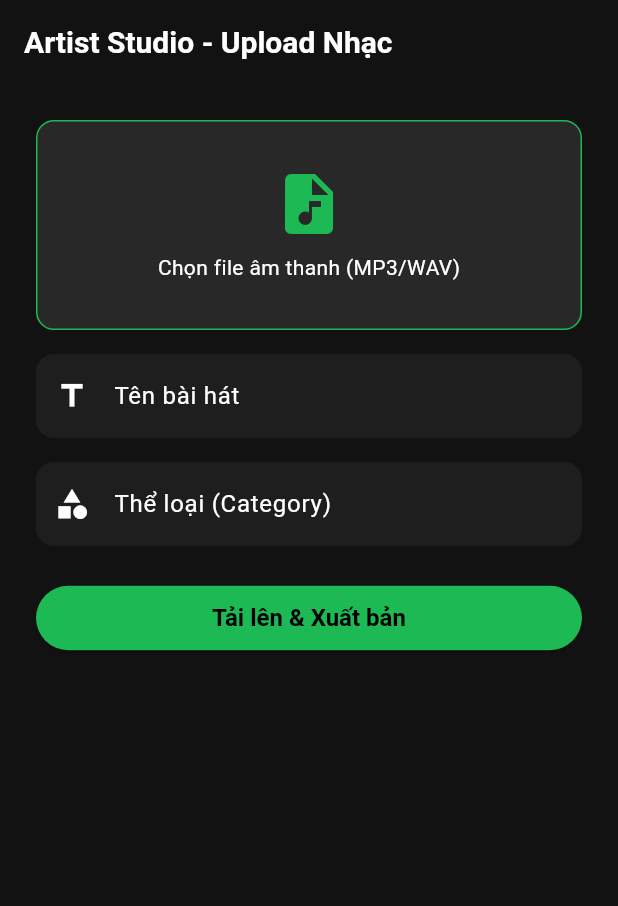
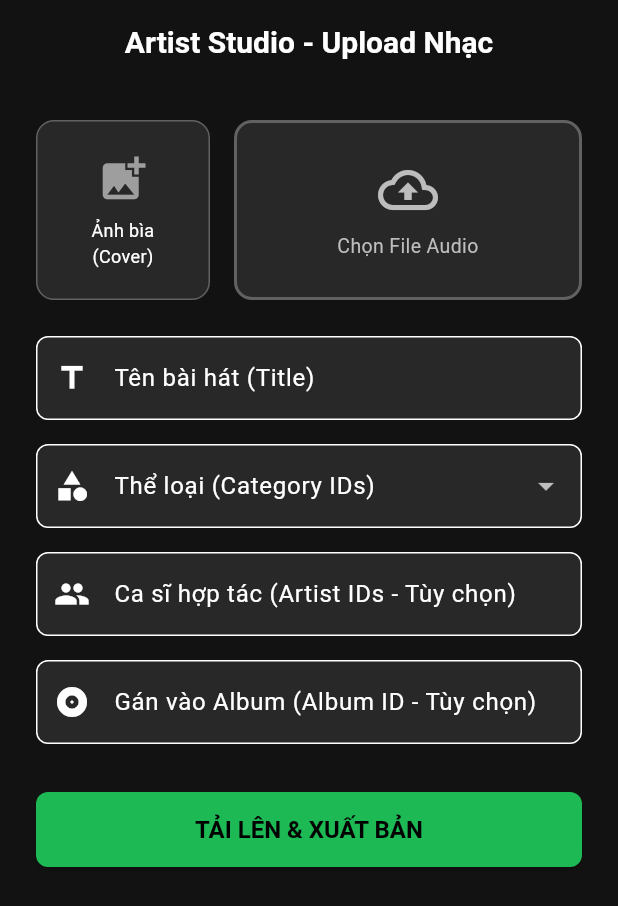
Before and after one commit to whimsical-word/music4_mobile, a Flutter app: the UploadTrackScreen screen opened by its route, on a phone screen of 412 x 824 dp. Shown: the top 906 px of the screen. Run offline on Flutter 3.47's test engine with Material 3 defaults, Android fonts, the phone set to English and light mode, and no system bars; our stand-ins replace dio, flutter_riverpod, flutter_secure_storage, go_router, pretty_dio_logger, shimmer; accounts and stored records are empty.

Commit message:
[CE190036] feat(upload): build track upload form aligned with backend TrackUploadDTO

```diff
--- a/lib/features/upload/presentation/screens/upload_track_screen.dart
+++ b/lib/features/upload/presentation/screens/upload_track_screen.dart
@@ -1,54 +1,132 @@
 import 'package:flutter/material.dart';
 import '../../../../core/theme/app_colors.dart';
+import '../widgets/file_picker_area.dart';
+import '../widgets/upload_form_fields.dart';
 
-class UploadTrackScreen extends StatelessWidget {
+class UploadTrackScreen extends StatefulWidget {
   const UploadTrackScreen({super.key});
+
+  @override
+  State<UploadTrackScreen> createState() => _UploadTrackScreenState();
+}
+
+class _UploadTrackScreenState extends State<UploadTrackScreen> {
+  final TextEditingController _titleController = TextEditingController();
+  final TextEditingController _albumController = TextEditingController();
+  final TextEditingController _collabArtistsController = TextEditingController();
+
+  bool _isUploading = false;
+  double _uploadProgress = 0.0;
+  bool _isAudioSelected = false;
+  bool _isCoverSelected = false;
+
+  String? _selectedCategory;
+  final List<String> _categories = ['Pop (1)', 'Rock (2)', 'Hip-Hop (3)', 'Acoustic (4)'];
+
+  @override
+  void dispose() {
+    _titleController.dispose();
+    _albumController.dispose();
+    _collabArtistsController.dispose();
+    super.dispose();
+  }
+
+  void _simulateUpload() {
+    if (!_isAudioSelected || !_isCoverSelected) {
+      ScaffoldMessenger.of(context).showSnackBar(
+        const SnackBar(content: Text('Vui lòng chọn đủ File Âm thanh và Ảnh bìa!')),
+      );
+      return;
+    }
+    if (_titleController.text.trim().isEmpty || _selectedCategory == null) {
+      ScaffoldMessenger.of(context).showSnackBar(
+        const SnackBar(content: Text('Vui lòng nhập Tên bài hát và Thể loại!')),
+      );
+      return;
+    }
+
+    setState(() {
+      _isUploading = true;
+      _uploadProgress = 0.0;
+    });
+
+    Future(() async {
+      for (int i = 1; i <= 100; i += 5) {
+        await Future.delayed(const Duration(milliseconds: 150));
+        if (mounted) setState(() => _uploadProgress = i / 100.0);
+      }
+      if (mounted) {
+        setState(() {
+          _isUploading = false;
+          _isAudioSelected = false;
+          _isCoverSelected = false;
+          _titleController.clear();
+          _albumController.clear();
+          _collabArtistsController.clear();
+          _selectedCategory = null;
+        });
+        ScaffoldMessenger.of(context).showSnackBar(
+          const SnackBar(content: Text('Tải lên thành công! Bài hát đang chờ duyệt.')),
+        );
+      }
+    });
+  }
 
   @override
   Widget build(BuildContext context) {
     return Scaffold(
-      appBar: AppBar(title: const Text('Artist Studio - Upload Nhạc')),
+      appBar: AppBar(
+        title: const Text('Artist Studio - Upload Nhạc'),
+        centerTitle: true,
+      ),
       body: SingleChildScrollView(
         padding: const EdgeInsets.all(24.0),
         child: Column(
           crossAxisAlignment: CrossAxisAlignment.stretch,
           children: [
-            Container(
-              height: 140,
-              decoration: BoxDecoration(
-                border: Border.all(color: AppColors.primary, style: BorderStyle.solid),
-                borderRadius: BorderRadius.circular(12),
-                color: AppColors.card,
-              ),
-              child: const Center(
-                child: Column(
-                  mainAxisAlignment: MainAxisAlignment.center,
-                  children: [
-                    Icon(Icons.audio_file, size: 48, color: AppColors.primary),
-                    SizedBox(height: 8),
-                    Text('Chọn file âm thanh (MP3/WAV)'),
-                  ],
+            FilePickerArea(
+              isUploading: _isUploading,
+              isCoverSelected: _isCoverSelected,
+              isAudioSelected: _isAudioSelected,
+              onCoverTap: () => setState(() => _isCoverSelected = !_isCoverSelected),
+              onAudioTap: () => setState(() => _isAudioSelected = !_isAudioSelected),
+            ),
+            const SizedBox(height: 24),
+
+            if (_isUploading) ...[
+              const Text('Đang đẩy 2 files lên AWS S3...', style: TextStyle(color: AppColors.textSecondary, fontSize: 14)),
+              const SizedBox(height: 8),
+              LinearProgressIndicator(value: _uploadProgress, backgroundColor: AppColors.divider, color: AppColors.primary, minHeight: 8, borderRadius: BorderRadius.circular(4)),
+              const SizedBox(height: 8),
+              Text('${(_uploadProgress * 100).toInt()}%', textAlign: TextAlign.right, style: const TextStyle(fontWeight: FontWeight.bold, color: AppColors.primary)),
+              const SizedBox(height: 24),
+            ],
+
+            UploadFormFields(
+              titleController: _titleController,
+              collabArtistsController: _collabArtistsController,
+              albumController: _albumController,
+              isUploading: _isUploading,
+              selectedCategory: _selectedCategory,
+              categories: _categories,
+              onCategoryChanged: (val) => setState(() => _selectedCategory = val),
+            ),
+            const SizedBox(height: 32),
+
+            SizedBox(
+              height: 50,
+              child: ElevatedButton(
+                onPressed: _isUploading ? null : _simulateUpload,
+                style: ElevatedButton.styleFrom(
+                  backgroundColor: AppColors.primary,
+                  foregroundColor: Colors.black,
+                  shape: RoundedRectangleBorder(borderRadius: BorderRadius.circular(8)),
+                ),
+                child: Text(
+                  _isUploading ? 'ĐANG XỬ LÝ...' : 'TẢI LÊN & XUẤT BẢN',
+                  style: const TextStyle(fontSize: 16, fontWeight: FontWeight.bold),
                 ),
               ),
-            ),
-            const SizedBox(height: 16),
-            const TextField(
-              decoration: InputDecoration(
-                labelText: 'Tên bài hát',
-                prefixIcon: Icon(Icons.title),
-              ),
-            ),
-            const SizedBox(height: 16),
-            const TextField(
-              decoration: InputDecoration(
-                labelText: 'Thể loại (Category)',
-                prefixIcon: Icon(Icons.category),
-              ),
-            ),
-            const SizedBox(height: 24),
-            ElevatedButton(
-              onPressed: () {},
-              child: const Text('Tải lên & Xuất bản'),
             ),
           ],
         ),
--- /dev/null
+++ b/lib/features/upload/presentation/widgets/file_picker_area.dart
@@ -0,0 +1,103 @@
+import 'package:flutter/material.dart';
+import '../../../../core/theme/app_colors.dart';
+
+class FilePickerArea extends StatelessWidget {
+  final bool isUploading;
+  final bool isCoverSelected;
+  final bool isAudioSelected;
+  final VoidCallback onCoverTap;
+  final VoidCallback onAudioTap;
+
+  const FilePickerArea({
+    super.key,
+    required this.isUploading,
+    required this.isCoverSelected,
+    required this.isAudioSelected,
+    required this.onCoverTap,
+    required this.onAudioTap,
+  });
+
+  @override
+  Widget build(BuildContext context) {
+    return Row(
+      children: [
+        // Khung ảnh bìa
+        Expanded(
+          flex: 1,
+          child: GestureDetector(
+            onTap: isUploading ? null : onCoverTap,
+            child: Container(
+              height: 120,
+              decoration: BoxDecoration(
+                border: Border.all(
+                  color: isCoverSelected ? AppColors.primary : Colors.grey.shade700,
+                ),
+                borderRadius: BorderRadius.circular(12),
+                color: AppColors.card,
+                image: isCoverSelected
+                    ? const DecorationImage(
+                        image: NetworkImage('https://picsum.photos/200'),
+                        fit: BoxFit.cover,
+                      )
+                    : null,
+              ),
+              child: isCoverSelected
+                  ? null
+                  : const Center(
+                      child: Column(
+                        mainAxisAlignment: MainAxisAlignment.center,
+                        children: [
+                          Icon(Icons.add_photo_alternate, size: 36, color: Colors.grey),
+                          SizedBox(height: 8),
+                          Text('Ảnh bìa\n(Cover)', textAlign: TextAlign.center, style: TextStyle(fontSize: 12)),
+                        ],
+                      ),
+                    ),
+            ),
+          ),
+        ),
+        const SizedBox(width: 16),
+        // Khung file mp3
+        Expanded(
+          flex: 2,
+          child: GestureDetector(
+            onTap: isUploading ? null : onAudioTap,
+            child: Container(
+              height: 120,
+              decoration: BoxDecoration(
+                border: Border.all(
+                  color: isAudioSelected ? AppColors.primary : Colors.grey.shade700,
+                  style: BorderStyle.solid,
+                  width: 2,
+                ),
+                borderRadius: BorderRadius.circular(12),
+                color: AppColors.card,
+              ),
+              child: Center(
+                child: Column(
+                  mainAxisAlignment: MainAxisAlignment.center,
+                  children: [
+                    Icon(
+                      isAudioSelected ? Icons.check_circle : Icons.cloud_upload_outlined,
+                      size: 40,
+                      color: isAudioSelected ? AppColors.primary : Colors.grey.shade400,
+                    ),
+                    const SizedBox(height: 8),
+                    Text(
+                      isAudioSelected ? 'master_final.mp3' : 'Chọn File Audio',
+                      textAlign: TextAlign.center,
+                      style: TextStyle(
+                        color: isAudioSelected ? Colors.white : Colors.grey.shade400,
+                        fontSize: 13,
+                      ),
+                    ),
+                  ],
+                ),
+              ),
+            ),
+          ),
+        ),
+      ],
+    );
+  }
+}
--- /dev/null
+++ b/lib/features/upload/presentation/widgets/upload_form_fields.dart
@@ -0,0 +1,83 @@
+import 'package:flutter/material.dart';
+import '../../../../core/theme/app_colors.dart';
+
+class UploadFormFields extends StatelessWidget {
+  final TextEditingController titleController;
+  final TextEditingController collabArtistsController;
+  final TextEditingController albumController;
+  final bool isUploading;
+  final String? selectedCategory;
+  final List<String> categories;
+  final ValueChanged<String?> onCategoryChanged;
+
+  const UploadFormFields({
+    super.key,
+    required this.titleController,
+    required this.collabArtistsController,
+    required this.albumController,
+    required this.isUploading,
+    required this.selectedCategory,
+    required this.categories,
+    required this.onCategoryChanged,
+  });
+
+  @override
+  Widget build(BuildContext context) {
+    return Column(
+      children: [
+        // Title
+        TextField(
+          controller: titleController,
+          enabled: !isUploading,
+          decoration: InputDecoration(
+            labelText: 'Tên bài hát (Title)',
+            prefixIcon: const Icon(Icons.title),
+            border: OutlineInputBorder(borderRadius: BorderRadius.circular(8)),
+            filled: true,
+            fillColor: AppColors.card,
+          ),
+        ),
+        const SizedBox(height: 16),
+        // Category
+        DropdownButtonFormField<String>(
+          initialValue: selectedCategory,
+          decoration: InputDecoration(
+            labelText: 'Thể loại (Category IDs)',
+            prefixIcon: const Icon(Icons.category),
+            border: OutlineInputBorder(borderRadius: BorderRadius.circular(8)),
+            filled: true,
+            fillColor: AppColors.card,
+          ),
+          items: categories.map((cat) => DropdownMenuItem(value: cat, child: Text(cat))).toList(),
+          onChanged: isUploading ? null : onCategoryChanged,
+        ),
+        const SizedBox(height: 16),
+        // Collab Artists
+        TextField(
+          controller: collabArtistsController,
+          enabled: !isUploading,
+          decoration: InputDecoration(
+            labelText: 'Ca sĩ hợp tác (Artist IDs - Tùy chọn)',
+            prefixIcon: const Icon(Icons.people),
+            border: OutlineInputBorder(borderRadius: BorderRadius.circular(8)),
+            filled: true,
+            fillColor: AppColors.card,
+          ),
+        ),
+        const SizedBox(height: 16),
+        // Album
+        TextField(
+          controller: albumController,
+          enabled: !isUploading,
+          decoration: InputDecoration(
+            labelText: 'Gán vào Album (Album ID - Tùy chọn)',
+            prefixIcon: const Icon(Icons.album),
+            border: OutlineInputBorder(borderRadius: BorderRadius.circular(8)),
+            filled: true,
+            fillColor: AppColors.card,
+          ),
+        ),
+      ],
+    );
+  }
+}
```
